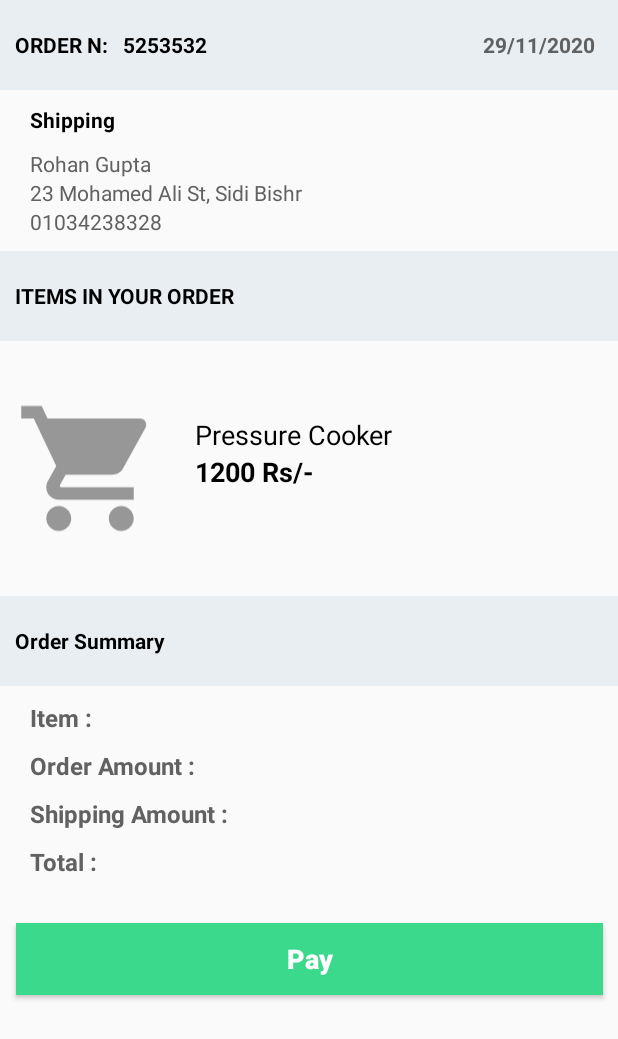
After one commit to HERMINDERSINGH1234/BECKart1, an Android app: the layout activity_checkout.xml on its own in the app's theme, with its tools: preview values and no code run, on a phone screen of 412 x 824 dp. The commit adds this screen. Shown: the top 1039 px of the screen. Run offline under Robolectric (Android 15) with nearby library versions, the phone set to English and light mode, and no system bars.

Commit message:
my order list is updated

```diff
--- /dev/null
+++ b/app/src/main/res/drawable/ic_baseline_kitchen_24.xml
@@ -0,0 +1,10 @@
+<vector xmlns:android="http://schemas.android.com/apk/res/android"
+    android:width="24dp"
+    android:height="24dp"
+    android:viewportWidth="24"
+    android:viewportHeight="24"
+    android:tint="?attr/colorControlNormal">
+  <path
+      android:fillColor="@android:color/white"
+      android:pathData="M18,2.01L6,2c-1.1,0 -2,0.89 -2,2v16c0,1.1 0.9,2 2,2h12c1.1,0 2,-0.9 2,-2L20,4c0,-1.11 -0.9,-1.99 -2,-1.99zM18,20L6,20v-9.02h12L18,20zM18,9L6,9L6,4h12v5zM8,5h2v3L8,8zM8,12h2v5L8,17z"/>
+</vector>
--- /dev/null
+++ b/app/src/main/res/drawable/ic_baseline_local_grocery_store_24.xml
@@ -0,0 +1,10 @@
+<vector xmlns:android="http://schemas.android.com/apk/res/android"
+    android:width="24dp"
+    android:height="24dp"
+    android:viewportWidth="24"
+    android:viewportHeight="24"
+    android:tint="?attr/colorControlNormal">
+  <path
+      android:fillColor="@android:color/white"
+      android:pathData="M7,18c-1.1,0 -1.99,0.9 -1.99,2S5.9,22 7,22s2,-0.9 2,-2 -0.9,-2 -2,-2zM1,2v2h2l3.6,7.59 -1.35,2.45c-0.16,0.28 -0.25,0.61 -0.25,0.96 0,1.1 0.9,2 2,2h12v-2L7.42,15c-0.14,0 -0.25,-0.11 -0.25,-0.25l0.03,-0.12 0.9,-1.63h7.45c0.75,0 1.41,-0.41 1.75,-1.03l3.58,-6.49c0.08,-0.14 0.12,-0.31 0.12,-0.48 0,-0.55 -0.45,-1 -1,-1L5.21,4l-0.94,-2L1,2zM17,18c-1.1,0 -1.99,0.9 -1.99,2s0.89,2 1.99,2 2,-0.9 2,-2 -0.9,-2 -2,-2z"/>
+</vector>
--- /dev/null
+++ b/app/src/main/res/drawable/ic_baseline_outdoor_grill_24.xml
@@ -0,0 +1,19 @@
+<vector xmlns:android="http://schemas.android.com/apk/res/android"
+    android:width="24dp"
+    android:height="24dp"
+    android:viewportWidth="24"
+    android:viewportHeight="24"
+    android:tint="?attr/colorControlNormal">
+  <path
+      android:fillColor="@android:color/white"
+      android:pathData="M17,22c1.66,0 3,-1.34 3,-3s-1.34,-3 -3,-3c-1.3,0 -2.4,0.84 -2.82,2H9.14l1.99,-3.06C11.42,14.98 11.71,15 12,15s0.58,-0.02 0.87,-0.06l1.02,1.57c0.42,-0.53 0.96,-0.95 1.6,-1.21l-0.6,-0.93C17.31,13.27 19,10.84 19,8H5c0,2.84 1.69,5.27 4.12,6.37l-3.95,6.08c-0.3,0.46 -0.17,1.08 0.29,1.38h0c0.46,0.3 1.08,0.17 1.38,-0.29l1,-1.55h6.34C14.6,21.16 15.7,22 17,22zM17,18c0.55,0 1,0.45 1,1c0,0.55 -0.45,1 -1,1s-1,-0.45 -1,-1C16,18.45 16.45,18 17,18z"/>
+  <path
+      android:fillColor="@android:color/white"
+      android:pathData="M9.41,7h1c0.15,-1.15 0.23,-1.64 -0.89,-2.96C9.1,3.54 8.84,3.27 9.06,2H8.07C7.86,3.11 8.1,4.05 8.96,4.96C9.18,5.2 9.75,5.63 9.41,7z"/>
+  <path
+      android:fillColor="@android:color/white"
+      android:pathData="M11.89,7h1c0.15,-1.15 0.23,-1.64 -0.89,-2.96c-0.42,-0.5 -0.68,-0.78 -0.46,-2.04h-0.99c-0.21,1.11 0.03,2.05 0.89,2.96C11.67,5.2 12.24,5.63 11.89,7z"/>
+  <path
+      android:fillColor="@android:color/white"
+      android:pathData="M14.41,7h1c0.15,-1.15 0.23,-1.64 -0.89,-2.96C14.1,3.54 13.84,3.27 14.06,2h-0.99c-0.21,1.11 0.03,2.05 0.89,2.96C14.18,5.2 14.75,5.63 14.41,7z"/>
+</vector>
--- /dev/null
+++ b/app/src/main/res/layout/activity_checkout.xml
@@ -0,0 +1,240 @@
+<?xml version="1.0" encoding="utf-8"?>
+<layout xmlns:android="http://schemas.android.com/apk/res/android"
+    xmlns:tools="http://schemas.android.com/tools">
+
+    <LinearLayout
+        android:layout_width="match_parent"
+        android:layout_height="match_parent"
+        android:orientation="vertical"
+        tools:context=".view.StatusActivity">
+
+        <LinearLayout
+            android:layout_width="match_parent"
+            android:layout_height="wrap_content"
+            android:background="@color/lightGray"
+            android:orientation="horizontal">
+
+            <TextView
+                android:layout_width="wrap_content"
+                android:layout_height="60dp"
+                android:background="@color/lightGray"
+                android:gravity="start|center"
+                android:paddingStart="@dimen/dimen10dp"
+                android:paddingEnd="@dimen/dimen10dp"
+                android:text="@string/order_n"
+                android:textColor="@color/black"
+                android:textSize="@dimen/dimen14sp"
+                android:textStyle="bold" />
+
+            <TextView
+                android:id="@+id/orderNumber"
+                android:layout_width="wrap_content"
+                android:layout_height="60dp"
+                android:textColor="@color/black"
+                android:textSize="@dimen/dimen14sp"
+                android:textStyle="bold"
+                tools:text="5253532" />
+
+            <TextView
+                android:id="@+id/orderDate"
+                android:layout_width="0dp"
+                android:layout_height="60dp"
+                android:layout_marginEnd="@dimen/dimen15dp"
+                android:layout_weight="1"
+                android:gravity="end|center"
+                android:textColor="@color/vDarkGray"
+                android:textSize="@dimen/dimen14sp"
+                android:textStyle="bold"
+                tools:text="29/11/2020" />
+        </LinearLayout>
+
+        <TextView
+            android:layout_width="wrap_content"
+            android:layout_height="wrap_content"
+            android:layout_margin="@dimen/dimen10dp"
+            android:gravity="start|center"
+            android:paddingStart="@dimen/dimen10dp"
+            android:paddingEnd="@dimen/dimen10dp"
+            android:text="@string/shipping"
+            android:textColor="@color/black"
+            android:textSize="@dimen/dimen14sp"
+            android:textStyle="bold" />
+
+        <TextView
+            android:id="@+id/userName"
+            android:layout_width="wrap_content"
+            android:layout_height="wrap_content"
+            android:layout_marginStart="@dimen/dimen10dp"
+            android:gravity="start|center"
+            android:paddingStart="@dimen/dimen10dp"
+            android:paddingEnd="@dimen/dimen10dp"
+            android:text="@string/marwa_eltayeb"
+            android:textColor="@color/vDarkGray"
+            android:textSize="@dimen/dimen14sp" />
+
+        <TextView
+            android:id="@+id/userAddress"
+            android:layout_width="wrap_content"
+            android:layout_height="wrap_content"
+            android:layout_marginStart="@dimen/dimen10dp"
+            android:gravity="start|center"
+            android:paddingStart="@dimen/dimen10dp"
+            android:paddingEnd="@dimen/dimen10dp"
+            android:text="@string/user_address"
+            android:textColor="@color/vDarkGray"
+            android:textSize="@dimen/dimen14sp" />
+
+        <TextView
+            android:id="@+id/userPhone"
+            android:layout_width="wrap_content"
+            android:layout_height="wrap_content"
+            android:layout_marginStart="@dimen/dimen10dp"
+            android:layout_marginBottom="@dimen/dimen10dp"
+            android:gravity="start|center"
+            android:paddingStart="@dimen/dimen10dp"
+            android:paddingEnd="@dimen/dimen10dp"
+            android:text="@string/dummy_phone"
+            android:textColor="@color/vDarkGray"
+            android:textSize="@dimen/dimen14sp" />
+
+        <TextView
+            android:layout_width="match_parent"
+            android:layout_height="60dp"
+            android:background="@color/lightGray"
+            android:gravity="start|center"
+            android:paddingStart="@dimen/dimen10dp"
+            android:paddingEnd="@dimen/dimen10dp"
+            android:text="@string/items_in_your_order"
+            android:textColor="@color/black"
+            android:textSize="@dimen/dimen14sp"
+            android:textStyle="bold" />
+
+        <LinearLayout
+            android:id="@+id/productItem"
+            android:layout_width="match_parent"
+            android:layout_height="wrap_content"
+            android:orientation="horizontal">
+
+            <ImageView
+                android:id="@+id/imgProductImage"
+                android:layout_width="100dp"
+                android:layout_height="@dimen/dimen150dp"
+                android:layout_gravity="center"
+                android:layout_margin="@dimen/dimen10dp"
+                android:contentDescription="@string/product_image"
+                android:src="@drawable/ic_shopping_cart_grey" />
+
+            <LinearLayout
+                android:layout_width="wrap_content"
+                android:layout_height="wrap_content"
+                android:orientation="vertical">
+
+                <TextView
+                    android:id="@+id/txtProductName"
+                    android:layout_width="wrap_content"
+                    android:layout_height="wrap_content"
+                    android:layout_marginStart="@dimen/dimen10dp"
+                    android:layout_marginTop="50dp"
+                    android:ellipsize="end"
+                    android:maxLines="1"
+                    android:text="@string/samsung_galaxy_a70"
+                    android:textColor="@color/black"
+                    android:textSize="@dimen/dimen18sp" />
+
+                <TextView
+                    android:id="@+id/txtProductPrice"
+                    android:layout_width="wrap_content"
+                    android:layout_height="wrap_content"
+                    android:layout_marginStart="@dimen/dimen10dp"
+                    android:text="@string/_5399_egp"
+                    android:textColor="@color/black"
+                    android:textSize="@dimen/dimen18sp"
+                    android:textStyle="bold" />
+            </LinearLayout>
+        </LinearLayout>
+
+        <TextView
+            android:layout_width="match_parent"
+            android:layout_height="60dp"
+            android:background="@color/lightGray"
+            android:gravity="start|center"
+            android:paddingStart="@dimen/dimen10dp"
+            android:paddingEnd="@dimen/dimen10dp"
+            android:text="Order Summary"
+            android:textColor="@color/black"
+            android:textSize="@dimen/dimen14sp"
+            android:textStyle="bold" />
+
+        <TextView
+            android:id="@+id/orderStatus"
+            android:layout_width="wrap_content"
+            android:layout_height="wrap_content"
+            android:layout_marginStart="@dimen/dimen10dp"
+            android:layout_marginTop="@dimen/dimen10dp"
+            android:gravity="start|center"
+            android:paddingStart="@dimen/dimen10dp"
+            android:paddingEnd="@dimen/dimen10dp"
+            android:text="Item : "
+            android:textColor="@color/vDarkGray"
+            android:textSize="@dimen/dimen16sp"
+            android:textStyle="bold" />
+
+        <TextView
+            android:id="@+id/orderStatus1"
+            android:layout_width="wrap_content"
+            android:layout_height="wrap_content"
+            android:layout_marginStart="@dimen/dimen10dp"
+            android:layout_marginTop="@dimen/dimen10dp"
+            android:gravity="start|center"
+            android:paddingStart="@dimen/dimen10dp"
+            android:paddingEnd="@dimen/dimen10dp"
+            android:text="Order Amount : "
+            android:textColor="@color/vDarkGray"
+            android:textSize="@dimen/dimen16sp"
+            android:textStyle="bold" />
+        <TextView
+            android:id="@+id/orderStatus2"
+            android:layout_width="wrap_content"
+            android:layout_height="wrap_content"
+            android:layout_marginStart="@dimen/dimen10dp"
+            android:layout_marginTop="@dimen/dimen10dp"
+            android:gravity="start|center"
+            android:paddingStart="@dimen/dimen10dp"
+            android:paddingEnd="@dimen/dimen10dp"
+            android:text="Shipping Amount : "
+            android:textColor="@color/vDarkGray"
+            android:textSize="@dimen/dimen16sp"
+            android:textStyle="bold" />
+        <TextView
+            android:id="@+id/orderStatus3"
+            android:layout_width="wrap_content"
+            android:layout_height="wrap_content"
+            android:layout_marginStart="@dimen/dimen10dp"
+            android:layout_marginTop="@dimen/dimen10dp"
+            android:gravity="start|center"
+            android:paddingStart="@dimen/dimen10dp"
+            android:paddingEnd="@dimen/dimen10dp"
+            android:text="Total : "
+            android:textColor="@color/vDarkGray"
+            android:textSize="@dimen/dimen16sp"
+            android:textStyle="bold" />
+
+        <android.support.v7.widget.AppCompatButton
+            android:id="@+id/reOrder"
+            android:layout_width="391dp"
+            android:layout_height="wrap_content"
+            android:layout_gravity="end"
+
+            android:layout_marginLeft="@dimen/dimen10dp"
+            android:layout_marginTop="@dimen/dimen30dp"
+            android:layout_marginRight="@dimen/dimen10dp"
+            android:layout_marginBottom="@dimen/dimen10dp"
+            android:background="@color/green"
+            android:padding="@dimen/dimen10dp"
+            android:text="Pay"
+            android:textAllCaps="false"
+            android:textColor="@color/white"
+            android:textSize="@dimen/dimen18sp"
+            android:textStyle="bold" />
+    </LinearLayout>
+</layout>
--- a/app/src/main/res/menu/activity_product_drawer.xml
+++ b/app/src/main/res/menu/activity_product_drawer.xml
@@ -7,16 +7,16 @@
            android:id="@+id/group1">
         <item
             android:id="@+id/nav_mobiles"
-            android:icon="@drawable/ic_mobile"
+            android:icon="@drawable/ic_baseline_outdoor_grill_24"
             android:title="@string/mobiles" />
         <item
             android:id="@+id/nav_laptops"
-            android:icon="@drawable/ic_laptop"
+            android:icon="@drawable/ic_baseline_local_grocery_store_24"
             android:title="@string/laptops" />
 
         <item
             android:id="@+id/nav_babies"
-            android:icon="@drawable/ic_baby"
+            android:icon="@drawable/ic_baseline_kitchen_24"
             android:title="@string/babies" />
 
 
```
